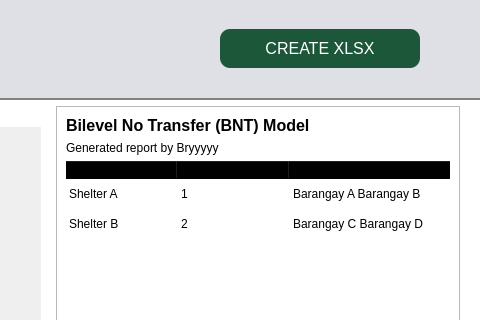
Above: FE/shelterallocationreport.ui from Lucianono/ShelterAlloc_Thesis before the change; both pictures show x 520 to 1000 and y 0 to 320 of the 1000 by 700 pixel window. Below: the same form after it.
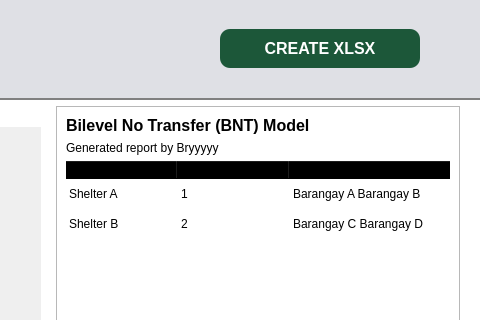
That is the form after the change. Icons and pictures are not drawn.

What changed in the file:
```diff
--- a/FE/shelterallocationreport.ui
+++ b/FE/shelterallocationreport.ui
@@ -150,6 +150,8 @@
           <property name="font">
            <font>
             <pointsize>-1</pointsize>
+            <weight>75</weight>
+            <bold>true</bold>
            </font>
           </property>
           <property name="styleSheet">
```
